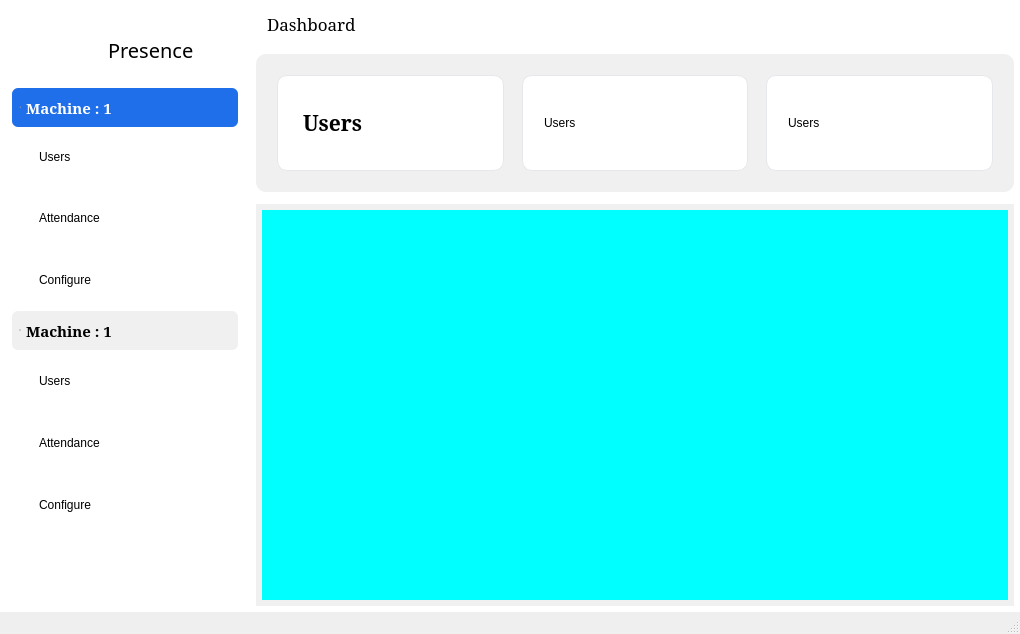
Old version of the form ui/mainV2.ui in the repository vaxson/Presence_Attandance_Tracker.
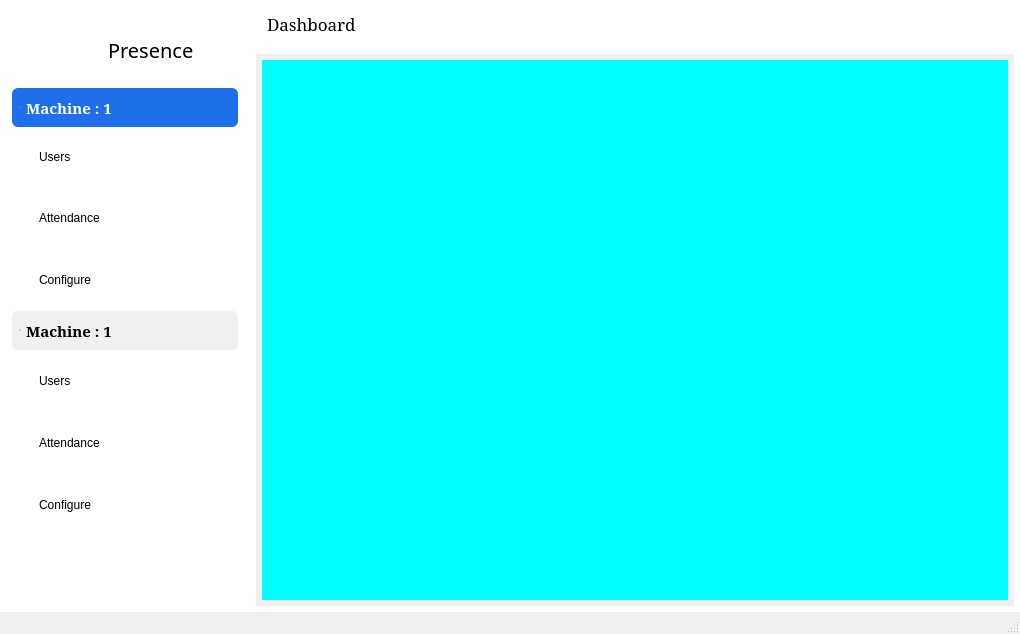
New version of the form. Icons and pictures are not drawn.

```diff
--- a/ui/mainV2.ui
+++ b/ui/mainV2.ui
@@ -758,211 +758,6 @@
                   </property>
                  </widget>
                 </item>
-                <item>
-                 <widget class="QFrame" name="frame_analyitics">
-                  <property name="sizePolicy">
-                   <sizepolicy hsizetype="Expanding" vsizetype="Expanding">
-                    <horstretch>0</horstretch>
-                    <verstretch>0</verstretch>
-                   </sizepolicy>
-                  </property>
-                  <property name="minimumSize">
-                   <size>
-                    <width>0</width>
-                    <height>150</height>
-                   </size>
-                  </property>
-                  <property name="maximumSize">
-                   <size>
-                    <width>16777215</width>
-                    <height>150</height>
-                   </size>
-                  </property>
-                  <property name="styleSheet">
-                   <string notr="true">background-color: rgb(240,240,240);
-border-radius: 10px;</string>
-                  </property>
-                  <property name="frameShape">
-                   <enum>QFrame::StyledPanel</enum>
-                  </property>
-                  <property name="frameShadow">
-                   <enum>QFrame::Raised</enum>
-                  </property>
-                  <layout class="QHBoxLayout" name="horizontalLayout_4">
-                   <item>
-                    <widget class="QFrame" name="frame_2">
-                     <property name="minimumSize">
-                      <size>
-                       <width>0</width>
-                       <height>100</height>
-                      </size>
-                     </property>
-                     <property name="autoFillBackground">
-                      <bool>false</bool>
-                     </property>
-                     <property name="styleSheet">
-                      <string notr="true">background-color : #FFFFFF;
-border :1px solid #E5E7EB
-</string>
-                     </property>
-                     <property name="frameShape">
-                      <enum>QFrame::StyledPanel</enum>
-                     </property>
-                     <property name="frameShadow">
-                      <enum>QFrame::Raised</enum>
-                     </property>
-                     <layout class="QHBoxLayout" name="horizontalLayout_6">
-                      <property name="spacing">
-                       <number>0</number>
-                      </property>
-                      <property name="leftMargin">
-                       <number>0</number>
-                      </property>
-                      <property name="topMargin">
-                       <number>0</number>
-                      </property>
-                      <property name="rightMargin">
-                       <number>0</number>
-                      </property>
-                      <property name="bottomMargin">
-                       <number>0</number>
-                      </property>
-                      <item>
-                       <widget class="QLabel" name="lab_table_name">
-                        <property name="font">
-                         <font>
-                          <family>SimSun</family>
-                          <pointsize>16</pointsize>
-                          <bold>true</bold>
-                         </font>
-                        </property>
-                        <property name="styleSheet">
-                         <string notr="true">border :0px;
-background-color : white;
-</string>
-                        </property>
-                        <property name="text">
-                         <string>Users</string>
-                        </property>
-                       </widget>
-                      </item>
-                     </layout>
-                    </widget>
-                   </item>
-                   <item>
-                    <widget class="QFrame" name="frame_3">
-                     <property name="minimumSize">
-                      <size>
-                       <width>0</width>
-                       <height>100</height>
-                      </size>
-                     </property>
-                     <property name="autoFillBackground">
-                      <bool>false</bool>
-                     </property>
-                     <property name="styleSheet">
-                      <string notr="true">background-color : white;
-border :1px solid #E5E7EB
-</string>
-                     </property>
-                     <property name="frameShape">
-                      <enum>QFrame::StyledPanel</enum>
-                     </property>
-                     <property name="frameShadow">
-                      <enum>QFrame::Raised</enum>
-                     </property>
-                     <layout class="QHBoxLayout" name="horizontalLayout_7">
-                      <property name="spacing">
-                       <number>0</number>
-                      </property>
-                      <property name="leftMargin">
-                       <number>0</number>
-                      </property>
-                      <property name="topMargin">
-                       <number>0</number>
-                      </property>
-                      <property name="rightMargin">
-                       <number>0</number>
-                      </property>
-                      <property name="bottomMargin">
-                       <number>0</number>
-                      </property>
-                      <item>
-                       <widget class="QLabel" name="lab_middle_table">
-                        <property name="autoFillBackground">
-                         <bool>false</bool>
-                        </property>
-                        <property name="styleSheet">
-                         <string notr="true">border :0px;
-background-color: #FFFFFF;</string>
-                        </property>
-                        <property name="text">
-                         <string>Users</string>
-                        </property>
-                       </widget>
-                      </item>
-                     </layout>
-                    </widget>
-                   </item>
-                   <item>
-                    <widget class="QFrame" name="frame_4">
-                     <property name="minimumSize">
-                      <size>
-                       <width>0</width>
-                       <height>100</height>
-                      </size>
-                     </property>
-                     <property name="autoFillBackground">
-                      <bool>false</bool>
-                     </property>
-                     <property name="styleSheet">
-                      <string notr="true">background-color : white;
-border :1px solid #E5E7EB
-</string>
-                     </property>
-                     <property name="frameShape">
-                      <enum>QFrame::StyledPanel</enum>
-                     </property>
-                     <property name="frameShadow">
-                      <enum>QFrame::Raised</enum>
-                     </property>
-                     <layout class="QHBoxLayout" name="horizontalLayout_8">
-                      <property name="spacing">
-                       <number>0</number>
-                      </property>
-                      <property name="leftMargin">
-                       <number>0</number>
-                      </property>
-                      <property name="topMargin">
-                       <number>0</number>
-                      </property>
-                      <property name="rightMargin">
-                       <number>0</number>
-                      </property>
-                      <property name="bottomMargin">
-                       <number>0</number>
-                      </property>
-                      <item>
-                       <widget class="QLabel" name="lab_last_table">
-                        <property name="autoFillBackground">
-                         <bool>false</bool>
-                        </property>
-                        <property name="styleSheet">
-                         <string notr="true">border :0px;
-background-color : #FFFFFF;
-</string>
-                        </property>
-                        <property name="text">
-                         <string>Users</string>
-                        </property>
-                       </widget>
-                      </item>
-                     </layout>
-                    </widget>
-                   </item>
-                  </layout>
-                 </widget>
-                </item>
                 <item>
                  <widget class="QStackedWidget" name="stackedwidget_content_area">
                   <property name="enabled">
```
